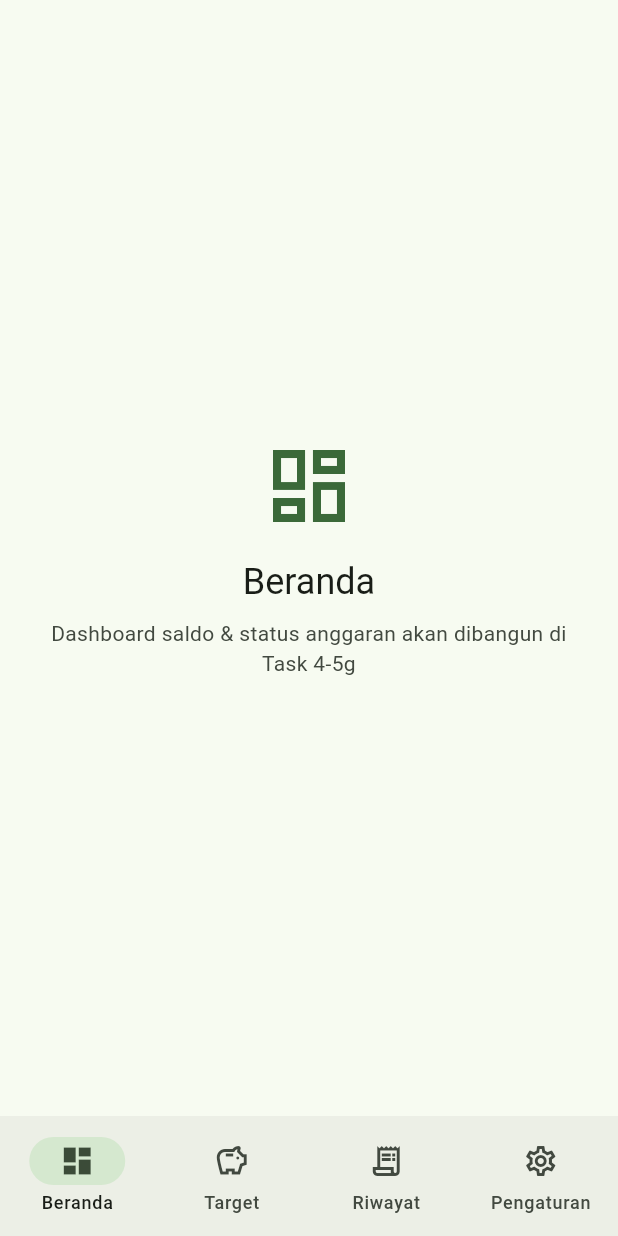
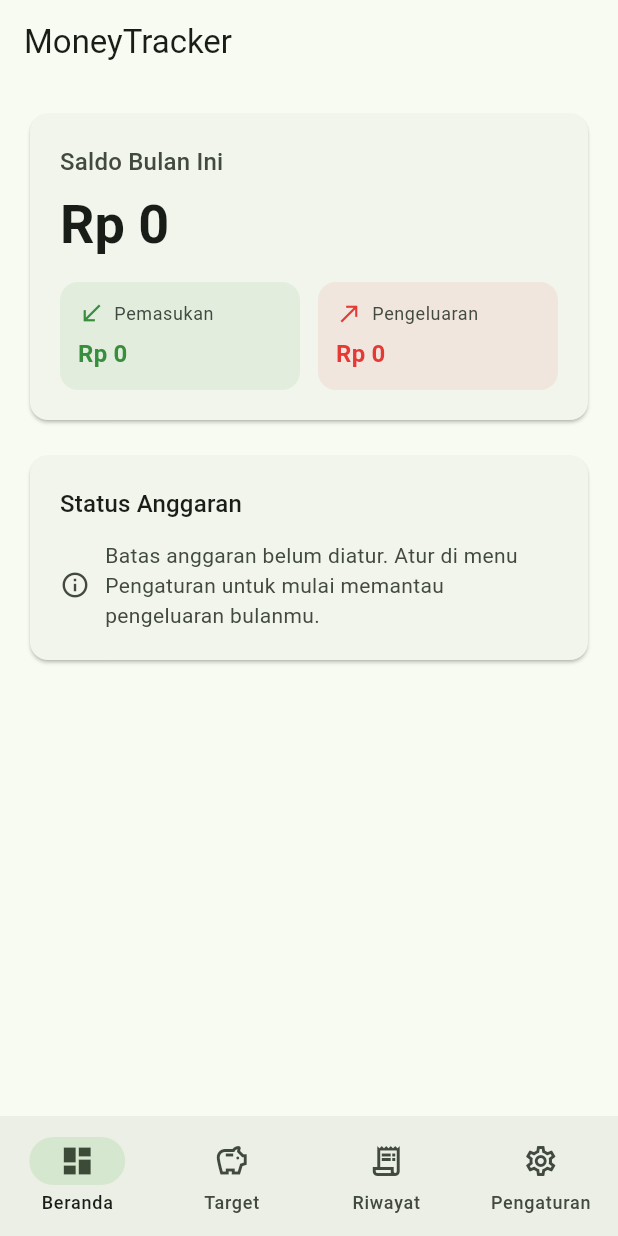
Before and after one commit to andrest1101/money-tracker, a Flutter app: the screen it shows after launch, on a phone screen of 412 x 824 dp. Run offline on Flutter 3.47's test engine with Material 3 defaults, Android fonts, the phone set to English and light mode, and no system bars; our stand-ins replace cloud_firestore, firebase_core, flutter_riverpod; accounts and stored records are empty.

Commit message:
feat: add dashboard balance card with monthly summary calculation

```diff
--- a/lib/core/navigation/app_shell.dart
+++ b/lib/core/navigation/app_shell.dart
@@ -1,4 +1,6 @@
 import 'package:flutter/material.dart';
+
+import '../../features/dashboard/presentation/pages/dashboard_page.dart';
 
 class AppShell extends StatefulWidget {
   const AppShell({super.key});
@@ -11,11 +13,7 @@ class _AppShellState extends State<AppShell> {
   int _currentIndex = 0;
 
   static const List<Widget> _pages = [
-    _TabPlaceholder(
-      icon: Icons.dashboard_outlined,
-      title: 'Beranda',
-      subtitle: 'Dashboard saldo & status anggaran akan dibangun di Task 4-5g',
-    ),
+    DashboardPage(),
     _TabPlaceholder(
       icon: Icons.savings_outlined,
       title: 'Target',
--- /dev/null
+++ b/lib/core/utils/rupiah_formatter.dart
@@ -0,0 +1,17 @@
+String formatRupiah(double amount) {
+  final isNegative = amount < 0;
+  final rounded = amount.round().abs();
+  final digits = rounded.toString();
+  final buffered = StringBuffer();
+
+  for (var i = 0; i < digits.length; i++) {
+    final remaining = digits.length - i;
+    buffered.write(digits[i]);
+    if (remaining > 1 && remaining % 3 == 1) {
+      buffered.write('.');
+    }
+  }
+
+  final prefix = isNegative ? '-Rp ' : 'Rp ';
+  return '$prefix$buffered';
+}
--- /dev/null
+++ b/lib/features/dashboard/domain/entities/monthly_summary_entity.dart
@@ -0,0 +1,13 @@
+class MonthlySummaryEntity {
+  const MonthlySummaryEntity({
+    required this.totalIncome,
+    required this.totalExpense,
+    required this.transactionCount,
+  });
+
+  final double totalIncome;
+  final double totalExpense;
+  final int transactionCount;
+
+  double get balance => totalIncome - totalExpense;
+}
--- /dev/null
+++ b/lib/features/dashboard/domain/usecases/calculate_monthly_summary_usecase.dart
@@ -0,0 +1,34 @@
+import '../../../transactions/domain/entities/transaction_entity.dart';
+import '../entities/monthly_summary_entity.dart';
+
+class CalculateMonthlySummaryUseCase {
+  const CalculateMonthlySummaryUseCase();
+
+  MonthlySummaryEntity execute({
+    required List<TransactionEntity> transactions,
+    required DateTime month,
+  }) {
+    var totalIncome = 0.0;
+    var totalExpense = 0.0;
+    var transactionCount = 0;
+
+    for (final transaction in transactions) {
+      final isSameMonth = transaction.date.year == month.year &&
+          transaction.date.month == month.month;
+      if (!isSameMonth) continue;
+
+      transactionCount++;
+      if (transaction.isExpense) {
+        totalExpense += transaction.amount;
+      } else {
+        totalIncome += transaction.amount;
+      }
+    }
+
+    return MonthlySummaryEntity(
+      totalIncome: totalIncome,
+      totalExpense: totalExpense,
+      transactionCount: transactionCount,
+    );
+  }
+}
--- /dev/null
+++ b/lib/features/dashboard/presentation/pages/dashboard_page.dart
@@ -0,0 +1,248 @@
+import 'package:flutter/material.dart';
+import 'package:flutter_riverpod/flutter_riverpod.dart';
+
+import '../../../../core/utils/rupiah_formatter.dart';
+import '../../domain/entities/monthly_summary_entity.dart';
+import '../providers/dashboard_providers.dart';
+
+class DashboardPage extends ConsumerWidget {
+  const DashboardPage({super.key});
+
+  @override
+  Widget build(BuildContext context, WidgetRef ref) {
+    final summaryAsync = ref.watch(monthlySummaryProvider);
+
+    return Scaffold(
+      appBar: AppBar(title: const Text('MoneyTracker')),
+      body: summaryAsync.when(
+        loading: () => const Center(child: CircularProgressIndicator()),
+        error: (error, stackTrace) => _DashboardErrorView(
+          onRetry: () {
+            ref.invalidate(transactionsStreamProvider);
+          },
+        ),
+        data: (summary) => ListView(
+          padding: const EdgeInsets.all(16),
+          children: [
+            _BalanceCard(summary: summary),
+            const SizedBox(height: 16),
+            _BudgetStatusSection(summary: summary),
+          ],
+        ),
+      ),
+    );
+  }
+}
+
+class _BalanceCard extends StatelessWidget {
+  const _BalanceCard({required this.summary});
+
+  final MonthlySummaryEntity summary;
+
+  @override
+  Widget build(BuildContext context) {
+    final theme = Theme.of(context);
+    final onSurfaceVariant = theme.colorScheme.onSurfaceVariant;
+
+    return Card(
+      child: Padding(
+        padding: const EdgeInsets.all(20),
+        child: Column(
+          crossAxisAlignment: CrossAxisAlignment.start,
+          children: [
+            Text(
+              'Saldo Bulan Ini',
+              style: theme.textTheme.titleMedium?.copyWith(color: onSurfaceVariant),
+            ),
+            const SizedBox(height: 8),
+            FittedBox(
+              fit: BoxFit.scaleDown,
+              child: Text(
+                formatRupiah(summary.balance),
+                style: theme.textTheme.displaySmall?.copyWith(fontWeight: FontWeight.bold),
+              ),
+            ),
+            const SizedBox(height: 16),
+            Row(
+              children: [
+                Expanded(
+                  child: _AmountTile(
+                    icon: Icons.south_west,
+                    label: 'Pemasukan',
+                    amount: formatRupiah(summary.totalIncome),
+                    color: Colors.green.shade700,
+                  ),
+                ),
+                const SizedBox(width: 12),
+                Expanded(
+                  child: _AmountTile(
+                    icon: Icons.north_east,
+                    label: 'Pengeluaran',
+                    amount: formatRupiah(summary.totalExpense),
+                    color: Colors.red.shade600,
+                  ),
+                ),
+              ],
+            ),
+          ],
+        ),
+      ),
+    );
+  }
+}
+
+class _AmountTile extends StatelessWidget {
+  const _AmountTile({
+    required this.icon,
+    required this.label,
+    required this.amount,
+    required this.color,
+  });
+
+  final IconData icon;
+  final String label;
+  final String amount;
+  final Color color;
+
+  @override
+  Widget build(BuildContext context) {
+    final theme = Theme.of(context);
+
+    return Container(
+      padding: const EdgeInsets.all(12),
+      decoration: BoxDecoration(
+        color: color.withValues(alpha: 0.08),
+        borderRadius: BorderRadius.circular(12),
+      ),
+      child: Column(
+        crossAxisAlignment: CrossAxisAlignment.start,
+        children: [
+          Row(
+            mainAxisSize: MainAxisSize.min,
+            children: [
+              Icon(icon, size: 18, color: color),
+              const SizedBox(width: 6),
+              Flexible(
+                child: Text(
+                  label,
+                  overflow: TextOverflow.ellipsis,
+                  style: theme.textTheme.bodySmall?.copyWith(
+                    color: theme.colorScheme.onSurfaceVariant,
+                  ),
+                ),
+              ),
+            ],
+          ),
+          const SizedBox(height: 6),
+          FittedBox(
+            fit: BoxFit.scaleDown,
+            child: Text(
+              amount,
+              style: theme.textTheme.titleMedium?.copyWith(
+                color: color,
+                fontWeight: FontWeight.bold,
+              ),
+            ),
+          ),
+        ],
+      ),
+    );
+  }
+}
+
+class _BudgetStatusSection extends ConsumerWidget {
+  const _BudgetStatusSection({required this.summary});
+
+  final MonthlySummaryEntity summary;
+
+  @override
+  Widget build(BuildContext context, WidgetRef ref) {
+    final budgetLimit = ref.watch(budgetLimitProvider);
+    final theme = Theme.of(context);
+
+    return Card(
+      child: Padding(
+        padding: const EdgeInsets.all(20),
+        child: Column(
+          crossAxisAlignment: CrossAxisAlignment.start,
+          children: [
+            Text('Status Anggaran', style: theme.textTheme.titleMedium),
+            const SizedBox(height: 12),
+            if (budgetLimit == null)
+              Row(
+                children: [
+                  Icon(Icons.info_outline, size: 20, color: theme.colorScheme.onSurfaceVariant),
+                  const SizedBox(width: 10),
+                  Expanded(
+                    child: Text(
+                      'Batas anggaran belum diatur. Atur di menu Pengaturan '
+                      'untuk mulai memantau pengeluaran bulanmu.',
+                      style: theme.textTheme.bodyMedium?.copyWith(
+                        color: theme.colorScheme.onSurfaceVariant,
+                      ),
+                    ),
+                  ),
+                ],
+              )
+            else ...[
+              LinearProgressIndicator(
+                value: budgetLimit > 0
+                    ? (summary.totalExpense / budgetLimit).clamp(0.0, 1.0)
+                    : null,
+                minHeight: 10,
+                borderRadius: BorderRadius.circular(5),
+              ),
+              const SizedBox(height: 8),
+              Text(
+                '${formatRupiah(summary.totalExpense)} terpakai '
+                'dari batas ${formatRupiah(budgetLimit)}',
+                style: theme.textTheme.bodySmall?.copyWith(
+                  color: theme.colorScheme.onSurfaceVariant,
+                ),
+              ),
+            ],
+          ],
+        ),
+      ),
+    );
+  }
+}
+
+class _DashboardErrorView extends StatelessWidget {
+  const _DashboardErrorView({required this.onRetry});
+
+  final VoidCallback onRetry;
+
+  @override
+  Widget build(BuildContext context) {
+    final theme = Theme.of(context);
+
+    return Center(
+      child: Padding(
+        padding: const EdgeInsets.all(24),
+        child: Column(
+          mainAxisAlignment: MainAxisAlignment.center,
+          children: [
+            Icon(Icons.cloud_off_outlined, size: 64, color: theme.colorScheme.error),
+            const SizedBox(height: 16),
+            Text('Gagal memuat data keuangan', style: theme.textTheme.titleMedium),
+            const SizedBox(height: 8),
+            Text(
+              'Periksa koneksi internetmu lalu coba lagi.',
+              textAlign: TextAlign.center,
+              style: theme.textTheme.bodyMedium?.copyWith(
+                color: theme.colorScheme.onSurfaceVariant,
+              ),
+            ),
+            const SizedBox(height: 16),
+            FilledButton.icon(
+              onPressed: onRetry,
+              icon: const Icon(Icons.refresh),
+              label: const Text('Coba Lagi'),
+            ),
+          ],
+        ),
+      ),
+    );
+  }
+}
--- /dev/null
+++ b/lib/features/dashboard/presentation/providers/dashboard_providers.dart
@@ -0,0 +1,38 @@
+import 'package:flutter_riverpod/flutter_riverpod.dart';
+
+import '../../../transactions/data/providers/transaction_repository_provider.dart';
+import '../../../transactions/domain/entities/transaction_entity.dart';
+import '../../domain/entities/monthly_summary_entity.dart';
+import '../../domain/usecases/calculate_monthly_summary_usecase.dart';
+
+const _calculateMonthlySummary = CalculateMonthlySummaryUseCase();
+
+final transactionsStreamProvider =
+    StreamProvider<List<TransactionEntity>>((ref) {
+  final repository = ref.watch(transactionRepositoryProvider);
+  return repository.watchTransactions();
+});
+
+final monthlySummaryProvider =
+    Provider<AsyncValue<MonthlySummaryEntity>>((ref) {
+  final asyncTransactions = ref.watch(transactionsStreamProvider);
+
+  return asyncTransactions.whenData(
+    (transactions) => _calculateMonthlySummary.execute(
+      transactions: transactions,
+      month: DateTime.now(),
+    ),
+  );
+});
+
+class BudgetLimit extends Notifier<double?> {
+  @override
+  double? build() => null;
+
+  void setBudgetLimit(double? limit) {
+    state = limit;
+  }
+}
+
+final budgetLimitProvider =
+    NotifierProvider<BudgetLimit, double?>(BudgetLimit.new);
```
Also changed, not shown: 1 other file.
